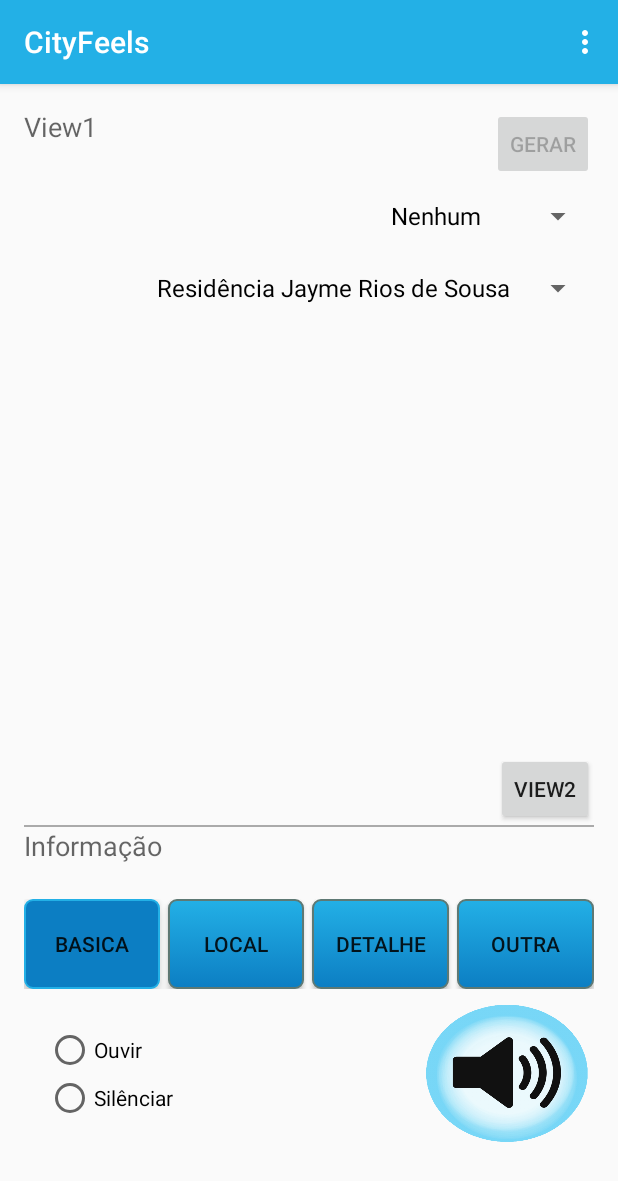
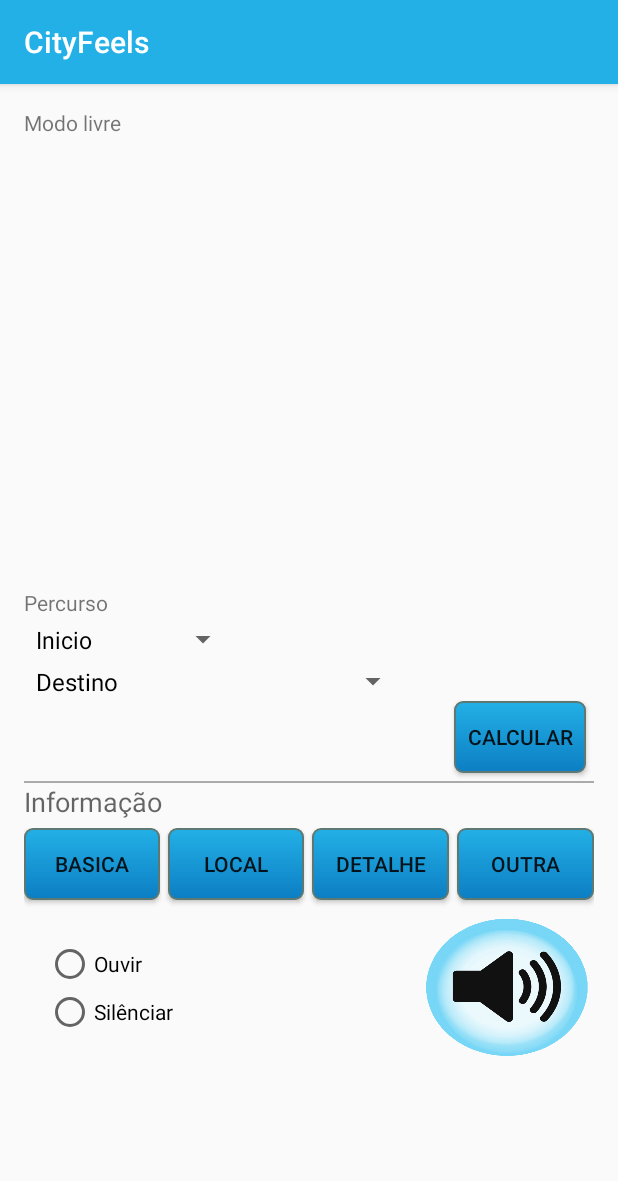
Before and after one commit to AnaisDias/LDSO_CityFeels, an Android app: the screen it shows after launch (MainActivity before the commit, SecondActivity after it), on a phone screen of 412 x 824 dp. Shown: the top 1181 px of the screen. Run offline under Robolectric (Android 15) with nearby library versions, the phone set to English and light mode, and no system bars.

Commit message:
Interface 01,
Conectividade entre elas (sem passagem de dados), pequenas melhorias
visuais, app agora começa na interface 01

```diff
--- a/Interface/CityFeels/app/src/main/java/com/example/ana/cityfeels/activities/MainActivity.java
+++ b/Interface/CityFeels/app/src/main/java/com/example/ana/cityfeels/activities/MainActivity.java
@@ -73,7 +73,7 @@ public class MainActivity extends AppCompatActivity implements LocationEventList
         setGenerateLocationButtonListeners();
         setRepeatInstructionsButtonListener();
         populateSpinners();
-        setSpinnerOnItemSelectListeners();
+        //setSpinnerOnItemSelectListeners();
 
         View basicLayerButton = findViewById(R.id.button1);
         basicLayerButton.setPressed(true);
--- /dev/null
+++ b/Interface/CityFeels/app/src/main/java/com/example/ana/cityfeels/activities/SecondActivity.java
@@ -0,0 +1,91 @@
+package com.example.ana.cityfeels.activities;
+
+import android.app.Activity;
+import android.content.Intent;
+import android.os.AsyncTask;
+import android.os.Bundle;
+import android.support.design.widget.FloatingActionButton;
+import android.support.design.widget.Snackbar;
+import android.support.v7.app.AppCompatActivity;
+import android.support.v7.widget.Toolbar;
+import android.util.Log;
+import android.view.View;
+import android.widget.AdapterView;
+import android.widget.ArrayAdapter;
+import android.widget.Spinner;
+import android.widget.Toast;
+
+import com.example.ana.cityfeels.CityFeels;
+import com.example.ana.cityfeels.DataSource;
+import com.example.ana.cityfeels.Item;
+import com.example.ana.cityfeels.Location;
+import com.example.ana.cityfeels.R;
+import com.example.ana.cityfeels.models.Percurso;
+
+import java.io.IOException;
+import java.util.ArrayList;
+
+public class SecondActivity extends AppCompatActivity {
+
+    private CityFeels application;
+    private Object spinner_inicio;
+    private Object spinner_destino;
+    private static final String NULL_PONTO_INTERESSE_ERROR = "Não foi possível obter o ponto de interesse";
+    private static final String NULL_PERCURSO_ERROR = "Não foi possível obter o percurso";
+
+    @Override
+    protected void onCreate(Bundle savedInstanceState) {
+        super.onCreate(savedInstanceState);
+        setContentView(R.layout.activity_second);
+        Toolbar toolbar = (Toolbar) findViewById(R.id.toolbar);
+        setSupportActionBar(toolbar);
+
+        populateSpinners();
+
+    }
+
+    /** Called when the user clicks the Calcular button */
+    public void calcular(View view) {
+        Intent intent = new Intent(this, MainActivity.class);
+        startActivity(intent);
+    }
+
+    private void populateSpinners() {
+        Spinner percursosSpinner = (Spinner) findViewById(R.id.percursos);
+
+        ArrayList<Item> percursosItems = new ArrayList<>();
+        percursosItems.add(new Item<Integer, String>(-1, "Inicio"));
+        percursosItems.add(new Item<Integer, String>(3, "Bar-Parque"));
+
+        ArrayAdapter<Item> percursosAdapter = new ArrayAdapter<>(this, android.R.layout.simple_spinner_dropdown_item, percursosItems);
+        percursosSpinner.setAdapter(percursosAdapter);
+
+        Spinner pontosSpinner = (Spinner) findViewById(R.id.pontos);
+
+        ArrayList<Item> pontosItems = new ArrayList<>();
+        pontosItems.add(new Item<Location, String>(new Location(41.1654249, -8.6082677), "Destino"));
+        pontosItems.add(new Item<Location, String>(new Location(41.1654034, -8.6085272), "Escola Secundária"));
+        pontosItems.add(new Item<Location, String>(new Location(41.1778791, -8.6001047), "Faculdade de Engenharia"));
+        pontosItems.add(new Item<Location, String>(new Location(41.1776727, -8.5969448), "Bar de estudantes"));
+        pontosItems.add(new Item<Location, String>(new Location(41.1777009, -8.595009), "Escadaria"));
+        pontosItems.add(new Item<Location, String>(new Location(41.1776968, -8.5944819), "Parque de estacionamento"));
+
+        ArrayAdapter<Item> pontosAdapter = new ArrayAdapter<Item>(this, android.R.layout.simple_spinner_dropdown_item, pontosItems);
+        pontosSpinner.setAdapter(pontosAdapter);
+    }
+
+    public void onItemSelected(AdapterView<?> parent, View view, int pos, long id) {
+
+        Spinner spinner = (Spinner) parent;
+        if(spinner.getId() == R.id.percursos)
+        {
+            spinner_inicio= parent.getItemAtPosition(pos);
+        }
+        else if(spinner.getId() == R.id.pontos)
+        {
+            spinner_destino= parent.getItemAtPosition(pos);
+        }
+
+    }
+
+}
--- /dev/null
+++ b/Interface/CityFeels/app/src/main/res/layout/activity_second.xml
@@ -0,0 +1,22 @@
+<?xml version="1.0" encoding="utf-8"?>
+<android.support.design.widget.CoordinatorLayout
+    xmlns:android="http://schemas.android.com/apk/res/android"
+    xmlns:app="http://schemas.android.com/apk/res-auto"
+    xmlns:tools="http://schemas.android.com/tools" android:layout_width="match_parent"
+    android:layout_height="match_parent" android:fitsSystemWindows="true"
+    tools:context="com.example.ana.cityfeels.activities.SecondActivity">
+
+    <android.support.design.widget.AppBarLayout android:layout_height="wrap_content"
+        android:layout_width="match_parent" android:theme="@style/AppTheme.AppBarOverlay">
+
+        <android.support.v7.widget.Toolbar android:id="@+id/toolbar"
+            android:layout_width="match_parent" android:layout_height="?attr/actionBarSize"
+            android:background="?attr/colorPrimary" app:popupTheme="@style/AppTheme.PopupOverlay" />
+
+    </android.support.design.widget.AppBarLayout>
+
+    <include layout="@layout/content_second" />
+
+
+
+</android.support.design.widget.CoordinatorLayout>
--- a/Interface/CityFeels/app/src/main/res/layout/content_main.xml
+++ b/Interface/CityFeels/app/src/main/res/layout/content_main.xml
@@ -10,16 +10,6 @@
     tools:context=".activities.MainActivity"
     tools:showIn="@layout/activity_main">
 
-    <Button
-        style="?android:attr/buttonStyleSmall"
-        android:layout_width="wrap_content"
-        android:layout_height="wrap_content"
-        android:text="Gerar"
-        android:id="@+id/generate_location_button"
-        android:layout_alignParentTop="true"
-        android:layout_alignRight="@+id/button"
-        android:layout_alignEnd="@+id/button" />
-
     <LinearLayout
         android:orientation="vertical"
         android:layout_width="match_parent"
@@ -27,7 +17,8 @@
         android:layout_alignParentBottom="true"
         android:layout_alignParentLeft="true"
         android:layout_alignParentStart="true"
-        android:id="@+id/linearLayout2">
+        android:id="@+id/linearLayout2"
+        android:weightSum="1">
 
         <View
             android:layout_width="match_parent"
@@ -47,7 +38,7 @@
             android:layout_above="@+id/linearLayout"
             android:layout_alignParentLeft="true"
             android:layout_alignParentStart="true"
-            android:layout_marginBottom="23dp" />
+            android:layout_marginBottom="5dp" />
 
         <LinearLayout
             android:orientation="horizontal"
@@ -57,14 +48,13 @@
             android:id="@+id/linearLayout"
             android:layout_alignParentBottom="true"
             android:layout_alignParentRight="true"
-            android:layout_alignParentEnd="true"
-            android:layout_marginBottom="10dp">
+            android:layout_alignParentEnd="true">
 
 
             <Button
                 android:layout_weight="1"
                 android:layout_width="0dp"
-                android:layout_height="match_parent"
+                android:layout_height="wrap_content"
                 android:layout_marginRight="5dp"
                 android:text="BASICA"
                 android:id="@+id/button1"
@@ -73,7 +63,7 @@
             <Button
                 android:layout_weight="1"
                 android:layout_width="0dp"
-                android:layout_height="match_parent"
+                android:layout_height="wrap_content"
                 android:layout_marginRight="5dp"
                 android:text="LOCAL"
                 android:id="@+id/button2"
@@ -82,7 +72,7 @@
             <Button
                 android:layout_weight="1"
                 android:layout_width="0dp"
-                android:layout_height="match_parent"
+                android:layout_height="wrap_content"
                 android:layout_marginRight="5dp"
                 android:text="DETALHE"
                 android:id="@+id/button3"
@@ -91,7 +81,7 @@
             <Button
                 android:layout_weight="1"
                 android:layout_width="0dp"
-                android:layout_height="match_parent"
+                android:layout_height="wrap_content"
 
                 android:text="OUTRA"
                 android:id="@+id/button4"
@@ -155,6 +145,16 @@
 
     </LinearLayout>
 
+    <LinearLayout
+        android:orientation="vertical"
+        android:layout_width="match_parent"
+        android:layout_height="wrap_content"
+        android:layout_alignParentRight="true"
+        android:layout_alignParentEnd="true"
+        android:layout_above="@+id/linearLayout2"
+        android:layout_alignParentTop="true"
+        android:weightSum="1">
+
         <TextView
             android:layout_width="wrap_content"
             android:layout_height="wrap_content"
@@ -163,7 +163,57 @@
             android:id="@+id/textView2"
             android:layout_alignParentTop="true"
             android:layout_alignParentLeft="true"
-        android:layout_alignParentStart="true" />
+            android:layout_alignParentStart="true"
+            android:layout_row="0"
+            android:layout_column="0" />
+
+        <Button
+            style="?android:attr/buttonStyleSmall"
+            android:layout_width="wrap_content"
+            android:layout_height="wrap_content"
+            android:text="Gerar"
+            android:id="@+id/generate_location_button"
+            android:layout_alignParentTop="true"
+            android:layout_alignRight="@+id/button"
+            android:layout_alignEnd="@+id/button"
+            android:layout_gravity="right"
+            android:layout_row="1"
+            android:layout_column="0" />
+
+        <Spinner
+            android:layout_width="wrap_content"
+            android:layout_height="29dp"
+            android:id="@+id/percursos"
+            android:layout_below="@+id/generate_location_button"
+            android:layout_alignRight="@+id/button"
+            android:layout_alignEnd="@+id/button"
+            android:spinnerMode="dialog"
+            android:layout_row="2"
+            android:layout_column="0" />
+
+        <Spinner
+            android:layout_width="wrap_content"
+            android:layout_height="24dp"
+            android:id="@+id/pontos"
+            android:layout_below="@+id/percursos"
+            android:layout_alignParentRight="true"
+            android:layout_alignParentEnd="true"
+            android:spinnerMode="dialog"
+            android:layout_row="3"
+            android:layout_column="0" />
+
+        <GridLayout
+            android:layout_width="match_parent"
+            android:layout_height="wrap_content">
+
+        </GridLayout>
+
+        <ImageView
+            android:layout_width="match_parent"
+            android:layout_height="wrap_content"
+            android:id="@+id/imageView"
+            android:layout_gravity="center_horizontal"
+            android:layout_weight="0.81" />
 
         <Button
             style="?android:attr/buttonStyleSmall"
@@ -173,24 +223,11 @@
             android:id="@+id/button"
             android:layout_above="@+id/linearLayout2"
             android:layout_alignRight="@+id/linearLayout2"
-        android:layout_alignEnd="@+id/linearLayout2" />
+            android:layout_alignEnd="@+id/linearLayout2"
+            android:layout_row="5"
+            android:layout_column="0"
+            android:layout_gravity="bottom|right" />
 
-    <Spinner
-        android:layout_width="wrap_content"
-        android:layout_height="wrap_content"
-        android:id="@+id/percursos"
-        android:layout_below="@+id/generate_location_button"
-        android:layout_alignRight="@+id/button"
-        android:layout_alignEnd="@+id/button"
-        android:spinnerMode="dialog"/>
-
-    <Spinner
-        android:layout_width="wrap_content"
-        android:layout_height="wrap_content"
-        android:id="@+id/pontos"
-        android:layout_below="@+id/percursos"
-        android:layout_alignParentRight="true"
-        android:layout_alignParentEnd="true"
-        android:spinnerMode="dialog"/>
+    </LinearLayout>
 
 </RelativeLayout>
--- /dev/null
+++ b/Interface/CityFeels/app/src/main/res/layout/content_second.xml
@@ -0,0 +1,234 @@
+<?xml version="1.0" encoding="utf-8"?>
+<RelativeLayout xmlns:android="http://schemas.android.com/apk/res/android"
+    xmlns:tools="http://schemas.android.com/tools"
+    xmlns:app="http://schemas.android.com/apk/res-auto" android:layout_width="match_parent"
+    android:layout_height="match_parent" android:paddingLeft="@dimen/activity_horizontal_margin"
+    android:paddingRight="@dimen/activity_horizontal_margin"
+    android:paddingTop="@dimen/activity_vertical_margin"
+    android:paddingBottom="@dimen/activity_vertical_margin"
+    app:layout_behavior="@string/appbar_scrolling_view_behavior"
+    tools:showIn="@layout/activity_second" tools:context="com.example.ana.cityfeels.activities.SecondActivity">
+
+    <LinearLayout
+        android:orientation="vertical"
+        android:layout_width="match_parent"
+        android:layout_height="match_parent"
+        android:weightSum="1">
+
+        <LinearLayout
+            android:orientation="vertical"
+            android:layout_width="match_parent"
+            android:layout_height="wrap_content"
+            android:layout_weight="0.84"
+            android:weightSum="1">
+
+            <TextView
+                android:layout_width="wrap_content"
+                android:layout_height="wrap_content"
+                android:textAppearance="?android:attr/textAppearanceSmall"
+                android:text="Modo livre"
+                android:id="@+id/textView3"
+                android:layout_alignParentTop="true"
+                android:layout_alignParentLeft="true"
+                android:layout_alignParentStart="true"
+                android:layout_alignParentBottom="true"
+                android:layout_alignParentRight="true"
+                android:layout_alignParentEnd="true" />
+
+        </LinearLayout>
+
+        <TextView
+            android:layout_width="wrap_content"
+            android:layout_height="wrap_content"
+            android:textAppearance="?android:attr/textAppearanceSmall"
+            android:text="Percurso"
+            android:id="@+id/textView5"
+            android:layout_alignParentTop="true"
+            android:layout_alignParentLeft="true"
+            android:layout_alignParentStart="true"
+            android:layout_alignParentBottom="true"
+            android:layout_alignParentRight="true"
+            android:layout_alignParentEnd="true" />
+
+        <GridLayout
+            android:layout_width="match_parent"
+            android:layout_height="wrap_content"
+            android:layout_below="@+id/textView4"
+            android:layout_alignParentLeft="true"
+            android:layout_alignParentStart="true">
+
+            <Spinner
+                android:layout_height="30dp"
+                android:layout_width="wrap_content"
+                android:id="@+id/percursos"
+                android:layout_below="@+id/generate_location_button"
+                android:layout_alignRight="@+id/button"
+                android:layout_alignEnd="@+id/button"
+                android:layout_alignParentLeft="true"
+                android:layout_alignParentStart="true"
+                android:spinnerMode="dialog" />
+
+            <Spinner
+                android:layout_width="wrap_content"
+                android:layout_height="26dp"
+                android:id="@+id/pontos"
+                android:layout_below="@+id/percursos"
+                android:spinnerMode="dialog"
+                android:layout_centerHorizontal="true"
+                android:layout_row="1"
+                android:layout_column="0" />
+
+            <Button
+                android:onClick="calcular"
+                android:layout_weight="1"
+                android:layout_width="wrap_content"
+                android:layout_height="wrap_content"
+                android:layout_marginRight="5dp"
+                android:text="Calcular"
+                android:id="@+id/button5"
+                android:background="@drawable/buttonprincipal"
+                android:layout_gravity="right"
+                android:layout_row="2"
+                android:layout_column="0"
+                android:layout_marginBottom="5dp" />
+
+        </GridLayout>
+
+        <LinearLayout
+            android:orientation="vertical"
+            android:layout_width="match_parent"
+            android:layout_height="wrap_content"
+            android:layout_alignParentBottom="true"
+            android:layout_alignParentLeft="true"
+            android:layout_alignParentStart="true"
+            android:id="@+id/linearLayout2">
+
+            <View
+                android:layout_width="match_parent"
+                android:layout_height="1dp"
+                android:background="@android:color/darker_gray"
+                android:layout_centerVertical="true"
+                android:layout_alignParentRight="true"
+                android:layout_alignParentEnd="true"
+                android:id="@+id/view" />
+
+            <TextView
+                android:layout_width="wrap_content"
+                android:layout_height="wrap_content"
+                android:textAppearance="?android:attr/textAppearanceMedium"
+                android:text="Informação"
+                android:id="@+id/textView"
+                android:layout_above="@+id/linearLayout"
+                android:layout_alignParentLeft="true"
+                android:layout_alignParentStart="true"
+                android:layout_marginBottom="5dp" />
+
+            <LinearLayout
+                android:orientation="horizontal"
+                android:layout_width="match_parent"
+                android:layout_height="60dp"
+                android:weightSum="4"
+                android:id="@+id/linearLayout"
+                android:layout_alignParentBottom="true"
+                android:layout_alignParentRight="true"
+                android:layout_alignParentEnd="true">
+
+
+                <Button
+                    android:layout_weight="1"
+                    android:layout_width="0dp"
+                    android:layout_height="wrap_content"
+                    android:layout_marginRight="5dp"
+                    android:text="BASICA"
+                    android:id="@+id/button1"
+                    android:background="@drawable/buttonprincipal" />
+
+                <Button
+                    android:layout_weight="1"
+                    android:layout_width="0dp"
+                    android:layout_height="wrap_content"
+                    android:layout_marginRight="5dp"
+                    android:text="LOCAL"
+                    android:id="@+id/button2"
+                    android:background="@drawable/buttonprincipal" />
+
+                <Button
+                    android:layout_weight="1"
+                    android:layout_width="0dp"
+                    android:layout_height="wrap_content"
+                    android:layout_marginRight="5dp"
+                    android:text="DETALHE"
+                    android:id="@+id/button3"
+                    android:background="@drawable/buttonprincipal" />
+
+                <Button
+                    android:layout_weight="1"
+                    android:layout_width="0dp"
+                    android:layout_height="wrap_content"
+
+                    android:text="OUTRA"
+                    android:id="@+id/button4"
+                    android:background="@drawable/buttonprincipal" />
+
+            </LinearLayout>
+
+            <FrameLayout
+                android:layout_width="match_parent"
+                android:layout_height="wrap_content"
+                android:layout_alignParentBottom="true"
+                android:layout_alignParentLeft="true"
+                android:layout_alignParentStart="true"
+                android:layout_marginBottom="45dp">
+
+                <LinearLayout
+                    android:layout_weight="3"
+                    android:orientation="vertical"
+                    android:layout_width="114dp"
+                    android:layout_height="match_parent"
+                    android:layout_alignParentTop="true"
+                    android:layout_alignParentLeft="true"
+                    android:layout_alignParentStart="true"
+                    android:id="@+id/linearLayout3"
+                    android:gravity="center_vertical"
+                    android:layout_gravity="left|center_vertical">
+
+                    <RadioGroup
+                        android:layout_width="wrap_content"
+                        android:layout_height="wrap_content"
+                        android:layout_gravity="center_horizontal"
+                        android:id="@+id/radioGroupSound">
+
+                        <RadioButton
+                            android:layout_width="wrap_content"
+                            android:layout_height="wrap_content"
+                            android:text="Ouvir"
+                            android:id="@+id/radioOuvir"
+                            android:checked="false" />
+
+                        <RadioButton
+                            android:layout_width="wrap_content"
+                            android:layout_height="wrap_content"
+                            android:text="Silênciar"
+                            android:id="@+id/radioSilenciar"
+                            android:checked="false" />
+                    </RadioGroup>
+
+                </LinearLayout>
+
+                <ImageButton
+                    android:layout_width="113dp"
+                    android:layout_height="93dp"
+                    android:id="@+id/imageButton"
+                    android:layout_gravity="right|center_vertical"
+                    android:background="@drawable/cena">
+
+                </ImageButton>
+
+            </FrameLayout>
+
+        </LinearLayout>
+
+    </LinearLayout>
+
+
+</RelativeLayout>
--- a/Interface/CityFeels/app/src/main/res/values/strings.xml
+++ b/Interface/CityFeels/app/src/main/res/values/strings.xml
@@ -1,4 +1,8 @@
 <resources>
     <string name="app_name">CityFeels</string>
     <string name="action_settings">Settings</string>
+    <string name="title_activity_first">FirstActivity</string>
+    <string name="title_activity_second">SecondActivity</string>
+    <string name="title_activity_x">XActivity</string>
+    <string name="title_activity_main2">Main2Activity</string>
 </resources>
```
Also changed, not shown: Interface/CityFeels/app/src/main/AndroidManifest.xml (+14 -6 lines), 1 other file. Lines whose indentation alone changed are shown as unchanged.
